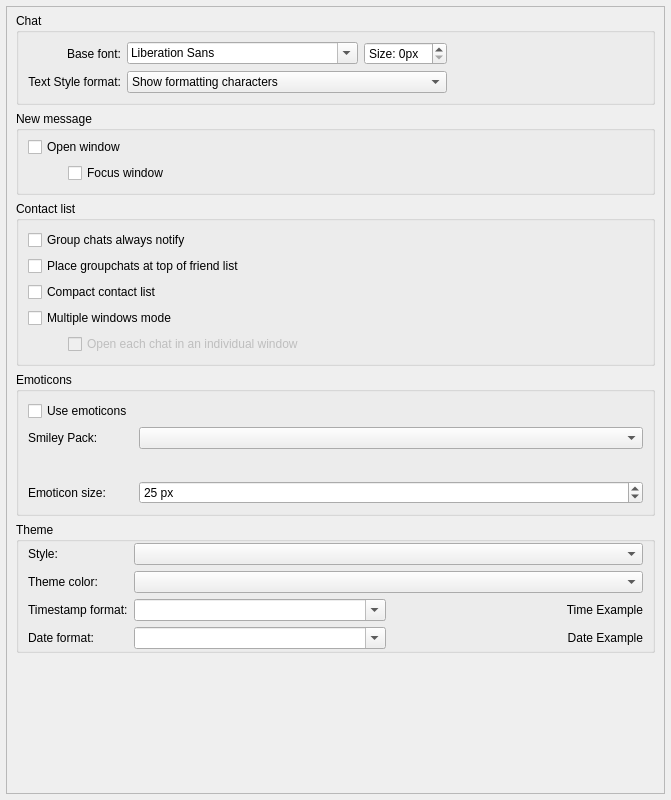
Above: src/widget/form/settings/userinterfacesettings.ui from qTox/qTox before the change. Below: the same form after it.
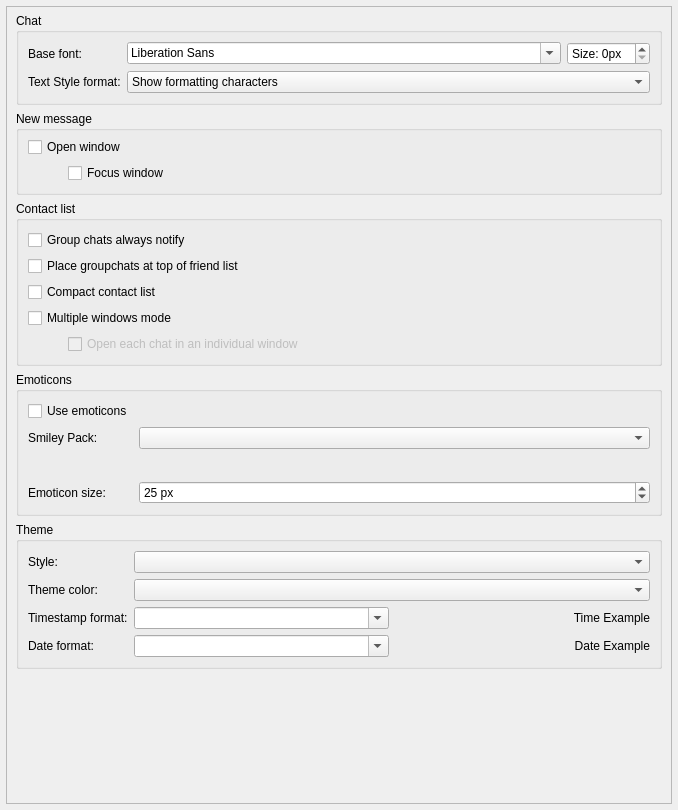
That is the form after the change. Custom widgets are drawn as their Qt base class.

Commit message:
fix(settings): Changed grid layout on form layout
Improves #3861

Patch:
```diff
--- a/src/widget/form/settings/userinterfacesettings.ui
+++ b/src/widget/form/settings/userinterfacesettings.ui
@@ -6,8 +6,8 @@
    <rect>
     <x>0</x>
     <y>0</y>
-    <width>671</width>
-    <height>800</height>
+    <width>678</width>
+    <height>810</height>
    </rect>
   </property>
   <property name="windowTitle">
@@ -39,8 +39,8 @@
        <rect>
         <x>0</x>
         <y>0</y>
-        <width>657</width>
-        <height>786</height>
+        <width>664</width>
+        <height>796</height>
        </rect>
       </property>
       <layout class="QVBoxLayout" name="verticalLayout_4" stretch="0,0,0,0,0,0">
@@ -55,21 +55,35 @@
          <property name="title">
           <string>Chat</string>
          </property>
-         <layout class="QGridLayout" name="gridLayout_2">
+         <layout class="QFormLayout" name="formLayout_2">
+          <property name="leftMargin">
+           <number>9</number>
+          </property>
+          <property name="topMargin">
+           <number>9</number>
+          </property>
+          <property name="rightMargin">
+           <number>9</number>
+          </property>
+          <property name="bottomMargin">
+           <number>9</number>
+          </property>
           <item row="0" column="0">
            <widget class="QLabel" name="label_2">
             <property name="text">
              <string>Base font:</string>
             </property>
             <property name="alignment">
-             <set>Qt::AlignRight|Qt::AlignTrailing|Qt::AlignVCenter</set>
+             <set>Qt::AlignLeading|Qt::AlignLeft|Qt::AlignVCenter</set>
             </property>
            </widget>
           </item>
           <item row="0" column="1">
+           <layout class="QHBoxLayout" name="horizontalLayout_5">
+            <item>
            <widget class="QFontComboBox" name="txtChatFont"/>
           </item>
-          <item row="0" column="2">
+            <item>
            <widget class="QSpinBox" name="txtChatFontSize">
             <property name="sizePolicy">
              <sizepolicy hsizetype="Maximum" vsizetype="Fixed">
@@ -85,6 +99,8 @@
             </property>
            </widget>
           </item>
+           </layout>
+          </item>
           <item row="1" column="0">
            <widget class="QLabel" name="textStyleLabel">
             <property name="toolTip">
@@ -94,37 +110,11 @@
              <string>Text Style format:</string>
             </property>
             <property name="alignment">
-             <set>Qt::AlignRight|Qt::AlignTrailing|Qt::AlignVCenter</set>
+             <set>Qt::AlignLeading|Qt::AlignLeft|Qt::AlignVCenter</set>
             </property>
            </widget>
           </item>
-          <item row="0" column="3">
-           <spacer name="horizontalSpacer">
-            <property name="orientation">
-             <enum>Qt::Horizontal</enum>
-            </property>
-            <property name="sizeHint" stdset="0">
-             <size>
-              <width>40</width>
-              <height>20</height>
-             </size>
-            </property>
-           </spacer>
-          </item>
-          <item row="1" column="3">
-           <spacer name="generalSpacer_2">
-            <property name="orientation">
-             <enum>Qt::Horizontal</enum>
-            </property>
-            <property name="sizeHint" stdset="0">
-             <size>
-              <width>40</width>
-              <height>20</height>
-             </size>
-            </property>
-           </spacer>
-          </item>
-          <item row="1" column="1" colspan="2">
+          <item row="1" column="1">
            <widget class="QComboBox" name="textStyleComboBox">
             <property name="sizePolicy">
              <sizepolicy hsizetype="Expanding" vsizetype="Fixed">
@@ -426,10 +416,10 @@
            <enum>QFormLayout::AllNonFixedFieldsGrow</enum>
           </property>
           <property name="topMargin">
-           <number>1</number>
+           <number>9</number>
           </property>
           <property name="bottomMargin">
-           <number>1</number>
+           <number>9</number>
           </property>
           <item row="3" column="0">
            <widget class="QLabel" name="styleLabel">
```
Left out of the diff: 6 changed lines with no effect on the pictures. Lines whose indentation alone changed are shown as unchanged.
